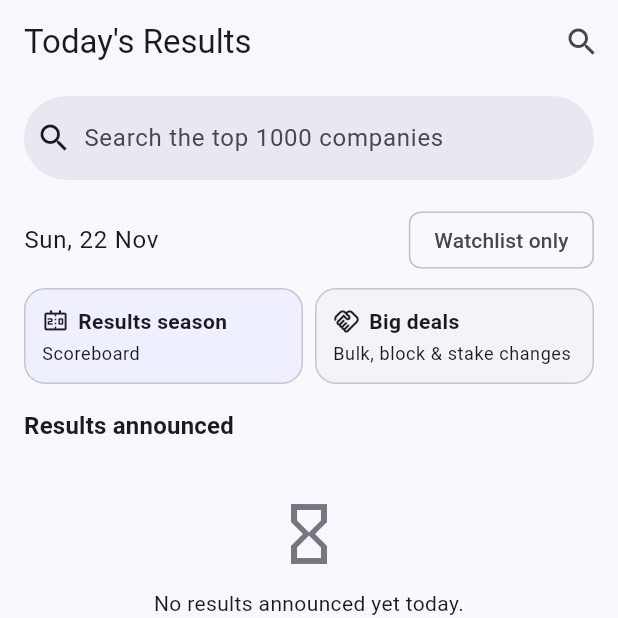
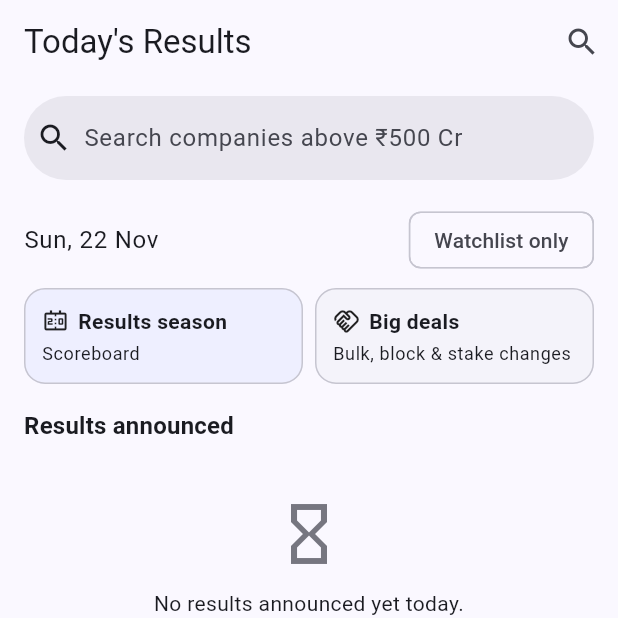
Before and after one commit to pipansarkar/results-tracker, a Flutter app: the screen it shows after launch, on a phone screen of 412 x 824 dp, the top half of it. Run offline on Flutter 3.47's test engine with Material 3 defaults, Android fonts, the phone set to English and light mode, and no system bars; our stand-ins replace cloud_firestore, firebase_ai, firebase_core, firebase_messaging, fl_chart, flutter_riverpod and 2 more; accounts and stored records are empty; generated files the repository leaves out were written again.

Commit message:
Track all NSE companies with market cap >= ₹500 Cr (weekly refresh)
Co-Authored-By: Claude Opus 5.5 <noreply@anthropic.com>

```diff
--- a/lib/core/i18n_strings.dart
+++ b/lib/core/i18n_strings.dart
@@ -105,7 +105,7 @@ const Map<String, String> bnStrings = {
   'Sample data: connect Firebase to see live NSE results':
       'নমুনা ডেটা: লাইভ NSE ফলাফল দেখতে Firebase যুক্ত করুন',
   'Screener': 'স্ক্রিনার',
-  'Search the top 1000 companies':
+  'Search companies above ₹500 Cr':
       'নাম বা সিম্বল দিয়ে যেকোনো NSE স্টক খুঁজুন',
   'Search company or NSE symbol': 'কোম্পানি বা NSE সিম্বল খুঁজুন',
   'Sector': 'সেক্টর',
@@ -242,7 +242,7 @@ const Map<String, String> hiStrings = {
   'Sample data: connect Firebase to see live NSE results':
       'नमूना डेटा: लाइव NSE नतीजों के लिए Firebase जोड़ें',
   'Screener': 'स्क्रीनर',
-  'Search the top 1000 companies':
+  'Search companies above ₹500 Cr':
       'नाम या सिंबल से कोई भी NSE स्टॉक खोजें',
   'Search company or NSE symbol': 'कंपनी या NSE सिंबल खोजें',
   'Sector': 'सेक्टर',
--- a/lib/widgets/common.dart
+++ b/lib/widgets/common.dart
@@ -144,7 +144,7 @@ class StockSearchBar extends StatelessWidget {
   Widget build(BuildContext context) => Padding(
     padding: const EdgeInsets.fromLTRB(16, 8, 16, 4),
     child: SearchBar(
-      hintText: tr('Search the top 1000 companies'),
+      hintText: tr('Search companies above ₹500 Cr'),
       leading: const Icon(Icons.search),
       elevation: const WidgetStatePropertyAll(0),
       onTap: () => GoRouter.of(context).push('/search'),
```
Also changed, not shown: 1 other file.
